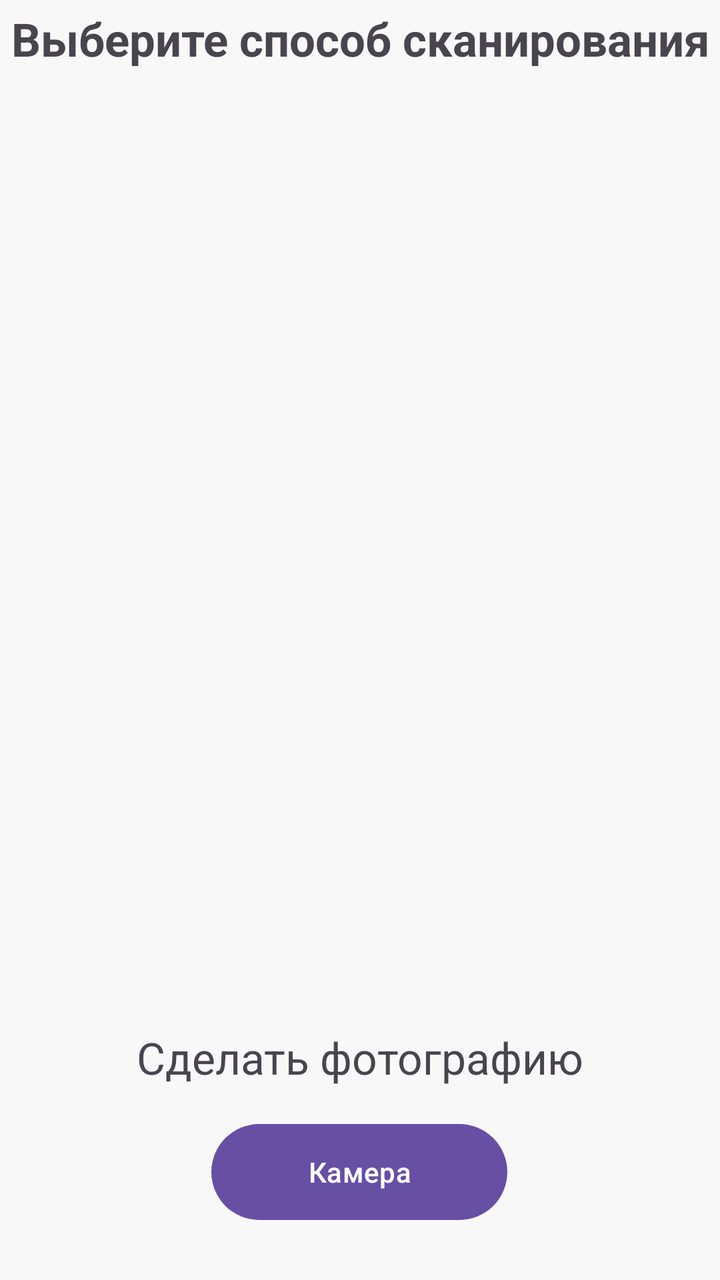
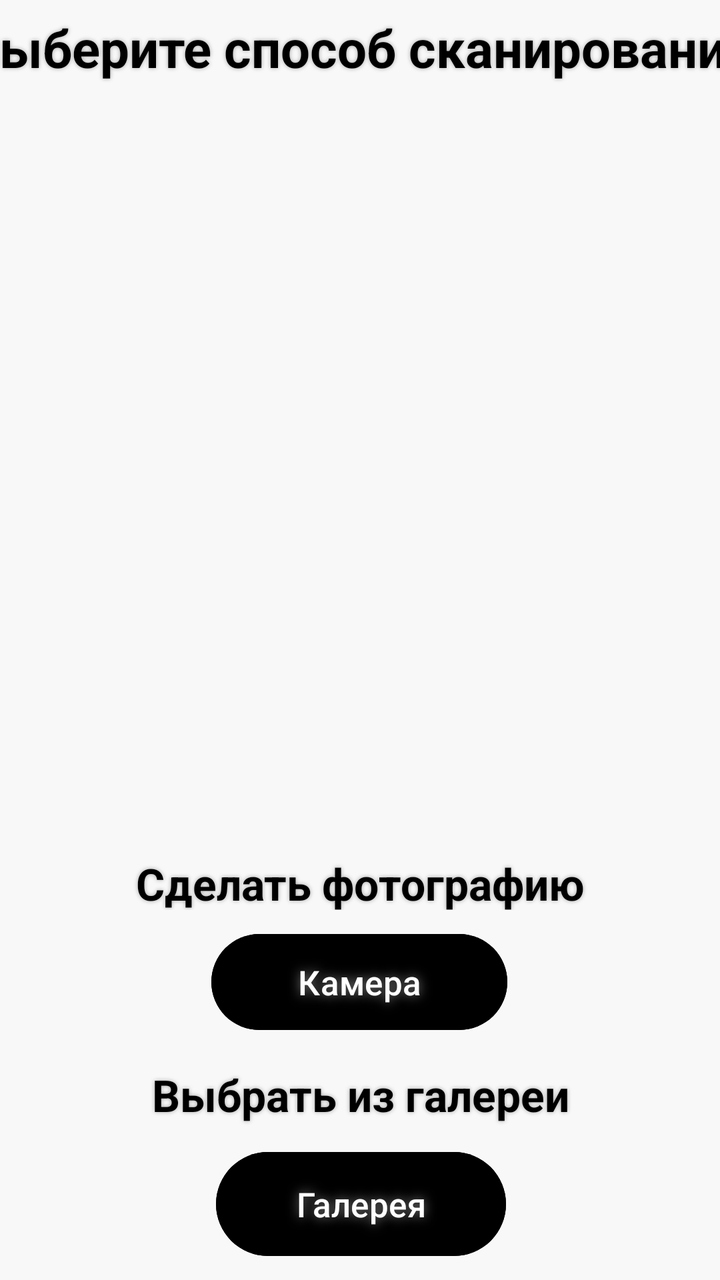

An Android layout rendered at two revisions. The XML below is the earlier revision; the diff shows what the commit changed to produce the second picture.
<!-- AndroidManifest.xml: application theme Theme.PipesDetector -->
<!-- res/layout/activity_scanner_window.xml -->
<?xml version="1.0" encoding="utf-8"?>
<androidx.constraintlayout.widget.ConstraintLayout xmlns:android="http://schemas.android.com/apk/res/android"
    xmlns:app="http://schemas.android.com/apk/res-auto"
    xmlns:tools="http://schemas.android.com/tools"
    android:id="@+id/main"
    android:layout_width="match_parent"
    android:layout_height="match_parent"
    android:background="#F8F8F8"
    tools:context=".ScannerWindowActivity">


    <TextView
        android:id="@+id/infoText"
        android:layout_width="353dp"
        android:layout_height="30dp"
        android:layout_marginTop="4dp"
        android:textStyle="bold"
        android:gravity="center"
        android:text="Выберите способ сканирования"
        android:textSize="23sp"
        app:layout_constraintEnd_toEndOf="parent"
        app:layout_constraintStart_toStartOf="parent"
        app:layout_constraintTop_toTopOf="parent"
        tools:ignore="MissingConstraints" />

    <ImageView
        android:id="@+id/imageBeforeNeuro"
        android:layout_width="310dp"
        android:layout_height="203dp"
        app:layout_constraintBottom_toTopOf="@+id/TextForCamera"
        app:layout_constraintEnd_toEndOf="parent"
        app:layout_constraintStart_toStartOf="parent"
        app:layout_constraintTop_toBottomOf="@+id/infoText"
        app:layout_constraintVertical_bias="0.041" />

    <ImageView
        android:id='@+id/imageAfterNeuro'
        android:layout_width="311dp"
        android:layout_height="192dp"
        app:layout_constraintBottom_toTopOf="@+id/TextForCamera"
        app:layout_constraintEnd_toEndOf="parent"
        app:layout_constraintHorizontal_bias="0.51"
        app:layout_constraintStart_toStartOf="parent"
        app:layout_constraintTop_toBottomOf="@+id/imageBeforeNeuro"
        app:layout_constraintVertical_bias="0.109" />

    <Button
        android:id="@+id/ButtonForCamera"
        android:layout_width="148dp"
        android:layout_height="56dp"
        android:layout_marginTop="16dp"
        android:gravity="center"
        android:text="Камера"
        app:layout_constraintEnd_toEndOf="parent"
        app:layout_constraintHorizontal_bias="0.498"
        app:layout_constraintStart_toStartOf="parent"
        app:layout_constraintTop_toBottomOf="@+id/TextForCamera" />

    <TextView
        android:id="@+id/TextForCamera"
        android:layout_width="235dp"
        android:layout_height="28dp"
        android:gravity="center"
        android:layout_marginTop="480dp"
        android:text="Сделать фотографию"
        android:textSize="22sp"
        app:layout_constraintEnd_toEndOf="parent"
        app:layout_constraintStart_toStartOf="parent"
        app:layout_constraintTop_toBottomOf="@+id/infoText"
        tools:ignore="TextSizeCheck" />

    <TextView
        android:id="@+id/TextForGalery"
        android:layout_width="211dp"
        android:layout_height="26dp"
        android:gravity="center"
        android:layout_marginTop="20dp"
        android:text="Выбрать из галереи"
        android:textSize="22sp"
        app:layout_constraintEnd_toEndOf="parent"
        app:layout_constraintStart_toStartOf="parent"
        app:layout_constraintTop_toBottomOf="@+id/ButtonForCamera" />

    <Button
        android:id="@+id/ButtonForGalery"
        android:layout_width="145dp"
        android:layout_height="60dp"
        android:layout_marginTop="12dp"
        android:gravity="center"
        android:text="Галерея"
        app:layout_constraintEnd_toEndOf="parent"
        app:layout_constraintStart_toStartOf="parent"
        app:layout_constraintTop_toBottomOf="@+id/TextForGalery" />

    <TextView
        android:id="@+id/NumberOfPipes"
        android:layout_width="388dp"
        android:layout_height="44dp"
        android:gravity="center"
        android:text=""
        android:textSize="27sp"
        android:textStyle="bold"
        app:layout_constraintBottom_toTopOf="@+id/TextForCamera"
        app:layout_constraintEnd_toEndOf="parent"
        app:layout_constraintStart_toStartOf="parent"
        app:layout_constraintTop_toBottomOf="@+id/imageAfterNeuro" />
</androidx.constraintlayout.widget.ConstraintLayout>
<!-- resources referenced by this layout -->
<resources>
  <style name="Theme.PipesDetector" parent="Base.Theme.PipesDetector" />
  <style name="Base.Theme.PipesDetector" parent="Theme.Material3.DayNight.NoActionBar">
          
          
      </style>
</resources>

<!-- the commit's change to res/layout/activity_scanner_window.xml (unified diff, before → after) -->
@@ -11,13 +11,16 @@
 
     <TextView
         android:id="@+id/infoText"
-        android:layout_width="353dp"
-        android:layout_height="30dp"
+        android:layout_width="400dp"
+        android:layout_height="40dp"
         android:layout_marginTop="4dp"
-        android:textStyle="bold"
         android:gravity="center"
         android:text="Выберите способ сканирования"
-        android:textSize="23sp"
+        android:textColor="@color/black"
+        android:shadowColor="#A6A5A5"
+        android:shadowRadius="5"
+        android:textSize="26sp"
+        android:textStyle="bold"
         app:layout_constraintEnd_toEndOf="parent"
         app:layout_constraintStart_toStartOf="parent"
         app:layout_constraintTop_toTopOf="parent"
@@ -25,83 +28,103 @@
 
     <ImageView
         android:id="@+id/imageBeforeNeuro"
-        android:layout_width="310dp"
-        android:layout_height="203dp"
+        android:layout_width="328dp"
+        android:layout_height="224dp"
         app:layout_constraintBottom_toTopOf="@+id/TextForCamera"
         app:layout_constraintEnd_toEndOf="parent"
+        app:layout_constraintHorizontal_bias="0.493"
         app:layout_constraintStart_toStartOf="parent"
         app:layout_constraintTop_toBottomOf="@+id/infoText"
-        app:layout_constraintVertical_bias="0.041" />
+        app:layout_constraintVertical_bias="0.044" />
 
     <ImageView
         android:id='@+id/imageAfterNeuro'
-        android:layout_width="311dp"
-        android:layout_height="192dp"
-        app:layout_constraintBottom_toTopOf="@+id/TextForCamera"
+        android:layout_width="331dp"
+        android:layout_height="199dp"
+        android:layout_marginTop="8dp"
+        app:layout_constraintBottom_toTopOf="@+id/NumberOfPipes"
         app:layout_constraintEnd_toEndOf="parent"
-        app:layout_constraintHorizontal_bias="0.51"
+        app:layout_constraintHorizontal_bias="0.487"
         app:layout_constraintStart_toStartOf="parent"
-        app:layout_constraintTop_toBottomOf="@+id/imageBeforeNeuro"
-        app:layout_constraintVertical_bias="0.109" />
+        app:layout_constraintTop_toBottomOf="@+id/imageBeforeNeuro" />
 
     <Button
         android:id="@+id/ButtonForCamera"
         android:layout_width="148dp"
         android:layout_height="56dp"
-        android:layout_marginTop="16dp"
+        android:layout_marginBottom="12dp"
+        android:backgroundTint="#000000"
         android:gravity="center"
+        android:textSize="17sp"
+        android:shadowColor="#818080"
+        android:shadowRadius="14"
         android:text="Камера"
+        app:layout_constraintBottom_toTopOf="@+id/TextForGalery"
         app:layout_constraintEnd_toEndOf="parent"
         app:layout_constraintHorizontal_bias="0.498"
-        app:layout_constraintStart_toStartOf="parent"
-        app:layout_constraintTop_toBottomOf="@+id/TextForCamera" />
+        app:layout_constraintStart_toStartOf="parent" />
 
     <TextView
         android:id="@+id/TextForCamera"
         android:layout_width="235dp"
         android:layout_height="28dp"
+        android:layout_marginBottom="8dp"
         android:gravity="center"
-        android:layout_marginTop="480dp"
+        android:textStyle="bold"
+        android:textColor="@color/black"
         android:text="Сделать фотографию"
+        android:shadowColor="#A6A5A5"
+        android:shadowRadius="5"
         android:textSize="22sp"
+        app:layout_constraintBottom_toTopOf="@+id/ButtonForCamera"
         app:layout_constraintEnd_toEndOf="parent"
         app:layout_constraintStart_toStartOf="parent"
-        app:layout_constraintTop_toBottomOf="@+id/infoText"
         tools:ignore="TextSizeCheck" />
 
     <TextView
         android:id="@+id/TextForGalery"
-        android:layout_width="211dp"
-        android:layout_height="26dp"
+        android:layout_width="213dp"
+        android:layout_height="33dp"
+        android:layout_marginBottom="8dp"
         android:gravity="center"
-        android:layout_marginTop="20dp"
+        android:shadowColor="#A6A5A5"
+        android:shadowRadius="5"
         android:text="Выбрать из галереи"
+        android:textColor="@color/black"
         android:textSize="22sp"
+        android:textStyle="bold"
+        app:layout_constraintBottom_toTopOf="@+id/ButtonForGalery"
         app:layout_constraintEnd_toEndOf="parent"
-        app:layout_constraintStart_toStartOf="parent"
-        app:layout_constraintTop_toBottomOf="@+id/ButtonForCamera" />
+        app:layout_constraintStart_toStartOf="parent" />
 
     <Button
         android:id="@+id/ButtonForGalery"
         android:layout_width="145dp"
         android:layout_height="60dp"
-        android:layout_marginTop="12dp"
+        android:layout_marginBottom="8dp"
         android:gravity="center"
+        android:backgroundTint="#000000"
+        android:shadowColor="#818080"
+        android:shadowRadius="14"
+        android:textSize="17sp"
         android:text="Галерея"
+        app:layout_constraintBottom_toBottomOf="parent"
         app:layout_constraintEnd_toEndOf="parent"
-        app:layout_constraintStart_toStartOf="parent"
-        app:layout_constraintTop_toBottomOf="@+id/TextForGalery" />
+        app:layout_constraintHorizontal_bias="0.503"
+        app:layout_constraintStart_toStartOf="parent" />
 
     <TextView
         android:id="@+id/NumberOfPipes"
         android:layout_width="388dp"
         android:layout_height="44dp"
+        android:layout_marginBottom="8dp"
         android:gravity="center"
+        android:textColor="@color/black"
         android:text=""
         android:textSize="27sp"
         android:textStyle="bold"
         app:layout_constraintBottom_toTopOf="@+id/TextForCamera"
         app:layout_constraintEnd_toEndOf="parent"
-        app:layout_constraintStart_toStartOf="parent"
-        app:layout_constraintTop_toBottomOf="@+id/imageAfterNeuro" />
+        app:layout_constraintHorizontal_bias="0.478"
+        app:layout_constraintStart_toStartOf="parent" />
 </androidx.constraintlayout.widget.ConstraintLayout>
<!-- resource entries referenced after the edit -->
@@ -1,5 +1,6 @@
 <!-- resources referenced by this layout -->
 <resources>
+  <color name="black">#FF000000</color>
   <style name="Theme.PipesDetector" parent="Base.Theme.PipesDetector" />
   <style name="Base.Theme.PipesDetector" parent="Theme.Material3.DayNight.NoActionBar">
           
